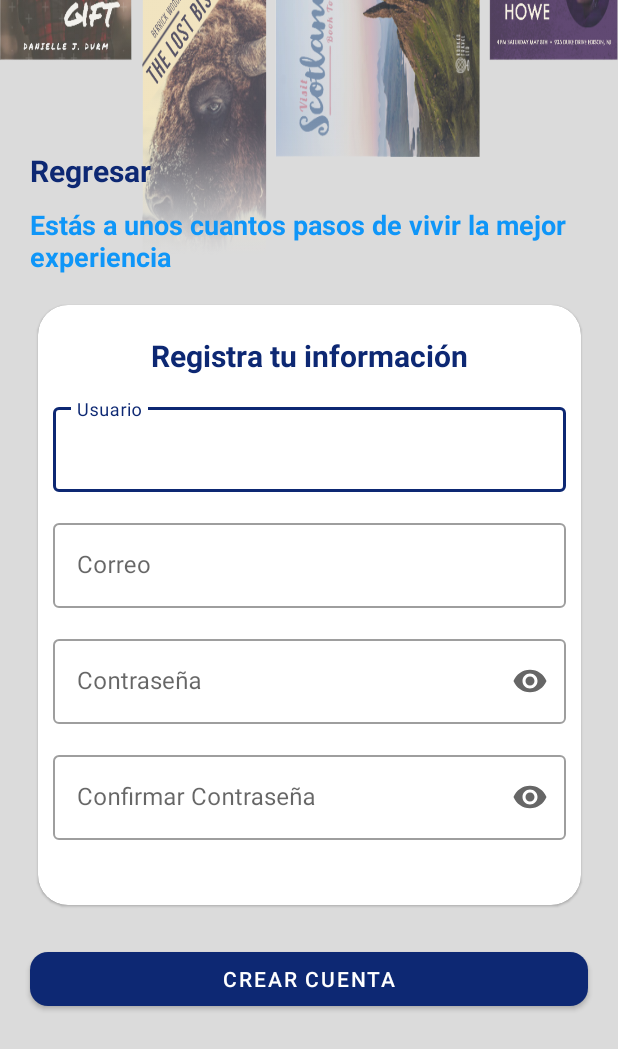
After one commit to OctavioCuevas/Bookodemia, an Android app: the Register screen opened directly, with no data from a screen before it, on a phone screen of 412 x 824 dp. The commit adds this screen. Shown: the top 1049 px of the screen. Run offline under Robolectric (Android 15) with nearby library versions, the phone set to English and light mode, and no system bars.

Commit message:
Se diseño pantalla de registro y se le dió funcionalidad a la misma y al inicio de sesión

```diff
--- a/app/build.gradle
+++ b/app/build.gradle
@@ -38,6 +38,7 @@ dependencies {
     implementation 'androidx.appcompat:appcompat:1.4.0'
     implementation 'com.google.android.material:material:1.6.0-alpha01'
     implementation 'androidx.constraintlayout:constraintlayout:2.1.2'
+    implementation 'androidx.preference:preference-ktx:1.1.1'
     testImplementation 'junit:junit:4.+'
     androidTestImplementation 'androidx.test.ext:junit:1.1.3'
     androidTestImplementation 'androidx.test.espresso:espresso-core:3.4.0'
--- a/app/src/main/AndroidManifest.xml
+++ b/app/src/main/AndroidManifest.xml
@@ -10,6 +10,9 @@
         android:supportsRtl="true"
         android:theme="@style/Theme.Bookodemia">
         <activity
+            android:name=".Register"
+            android:exported="false" />
+        <activity
             android:name=".MainActivity"
             android:exported="true">
             <intent-filter>
--- /dev/null
+++ b/app/src/main/res/layout/activity_register.xml
@@ -0,0 +1,187 @@
+<?xml version="1.0" encoding="utf-8"?>
+<androidx.constraintlayout.widget.ConstraintLayout xmlns:android="http://schemas.android.com/apk/res/android"
+    xmlns:app="http://schemas.android.com/apk/res-auto"
+    xmlns:tools="http://schemas.android.com/tools"
+    android:layout_width="match_parent"
+    android:layout_height="match_parent"
+    android:background="@color/background"
+    tools:context=".Register">
+
+    <ScrollView
+        android:layout_width="match_parent"
+        android:layout_height="match_parent"
+        android:background="@drawable/background_2"
+        tools:layout_editor_absoluteX="-204dp"
+        tools:layout_editor_absoluteY="241dp">
+
+        <androidx.constraintlayout.widget.ConstraintLayout
+            android:layout_width="match_parent"
+            android:layout_height="wrap_content">
+
+            <TextView
+                android:id="@+id/tv_back"
+                android:layout_width="0dp"
+                android:layout_height="wrap_content"
+                android:layout_marginStart="20dp"
+                android:layout_marginTop="100dp"
+                android:layout_marginEnd="20dp"
+                android:text="@string/back"
+                android:textColor="?colorPrimary"
+                android:textSize="20sp"
+                android:textStyle="bold"
+                app:layout_constraintEnd_toEndOf="parent"
+                app:layout_constraintStart_toStartOf="parent"
+                app:layout_constraintTop_toTopOf="parent" />
+
+            <TextView
+                android:id="@+id/tv_reg_message"
+                android:layout_width="0dp"
+                android:layout_height="wrap_content"
+                android:layout_marginStart="20dp"
+                android:layout_marginTop="10dp"
+                android:layout_marginEnd="20dp"
+                android:text="@string/reg_message"
+                android:textColor="?colorPrimaryVariant"
+                android:textSize="18sp"
+                android:textStyle="bold"
+                app:layout_constraintEnd_toEndOf="parent"
+                app:layout_constraintHorizontal_bias="0.0"
+                app:layout_constraintStart_toStartOf="parent"
+                app:layout_constraintTop_toBottomOf="@+id/tv_back" />
+
+            <com.google.android.material.card.MaterialCardView
+                android:id="@+id/mcv_register"
+                android:layout_width="362dp"
+                android:layout_height="400dp"
+                android:layout_margin="20dp"
+                app:cardCornerRadius="20dp"
+                app:layout_constraintEnd_toEndOf="parent"
+                app:layout_constraintStart_toStartOf="parent"
+                app:layout_constraintTop_toBottomOf="@+id/tv_reg_message">
+
+                <androidx.constraintlayout.widget.ConstraintLayout
+                    android:layout_width="match_parent"
+                    android:layout_height="wrap_content">
+
+                    <TextView
+                        android:id="@+id/register"
+                        android:layout_width="match_parent"
+                        android:layout_height="wrap_content"
+                        android:layout_marginTop="20dp"
+                        android:text="@string/reg_title"
+                        android:textAlignment="center"
+                        android:textColor="?colorPrimary"
+                        android:textSize="20sp"
+                        android:textStyle="bold"
+                        app:layout_constraintEnd_toEndOf="parent"
+                        app:layout_constraintStart_toStartOf="parent"
+                        app:layout_constraintTop_toTopOf="parent" />
+
+
+                    <com.google.android.material.textfield.TextInputLayout
+                        android:id="@+id/til_user"
+                        style="@style/Widget.MaterialComponents.TextInputLayout.OutlinedBox"
+                        android:layout_width="match_parent"
+                        android:layout_height="wrap_content"
+                        android:layout_marginLeft="10dp"
+                        android:layout_marginTop="15dp"
+                        android:layout_marginRight="10dp"
+                        android:hint="@string/hint_user"
+                        app:layout_constraintEnd_toEndOf="parent"
+                        app:layout_constraintStart_toStartOf="parent"
+                        app:layout_constraintTop_toBottomOf="@+id/register">
+
+                        <com.google.android.material.textfield.TextInputEditText
+                            android:id="@+id/tiet_user"
+                            android:layout_width="match_parent"
+                            android:layout_height="wrap_content" />
+
+                    </com.google.android.material.textfield.TextInputLayout>
+
+                    <com.google.android.material.textfield.TextInputLayout
+                        android:id="@+id/til_email"
+                        style="@style/Widget.MaterialComponents.TextInputLayout.OutlinedBox"
+                        android:layout_width="match_parent"
+                        android:layout_height="wrap_content"
+                        android:layout_marginLeft="10dp"
+                        android:layout_marginTop="15dp"
+                        android:layout_marginRight="10dp"
+                        android:hint="@string/hint_email"
+                        app:layout_constraintEnd_toEndOf="parent"
+                        app:layout_constraintStart_toStartOf="parent"
+                        app:layout_constraintTop_toBottomOf="@+id/til_user">
+
+                        <com.google.android.material.textfield.TextInputEditText
+                            android:id="@+id/tiet_email"
+                            android:layout_width="match_parent"
+                            android:layout_height="wrap_content"
+                            android:inputType="textEmailAddress"/>
+
+                    </com.google.android.material.textfield.TextInputLayout>
+
+                    <com.google.android.material.textfield.TextInputLayout
+                        android:id="@+id/til_password"
+                        style="@style/Widget.MaterialComponents.TextInputLayout.OutlinedBox"
+                        android:layout_width="match_parent"
+                        android:layout_height="wrap_content"
+                        android:layout_marginLeft="10dp"
+                        android:layout_marginTop="15dp"
+                        android:layout_marginRight="10dp"
+                        android:hint="@string/hint_password"
+                        app:layout_constraintEnd_toEndOf="parent"
+                        app:layout_constraintStart_toStartOf="parent"
+                        app:layout_constraintTop_toBottomOf="@+id/til_email"
+                        app:endIconMode="password_toggle">
+
+                        <com.google.android.material.textfield.TextInputEditText
+                            android:id="@+id/tiet_password"
+                            android:layout_width="match_parent"
+                            android:layout_height="wrap_content"
+                            android:inputType="textPassword" />
+
+                    </com.google.android.material.textfield.TextInputLayout>
+
+                    <com.google.android.material.textfield.TextInputLayout
+                        android:id="@+id/til_password_c"
+                        style="@style/Widget.MaterialComponents.TextInputLayout.OutlinedBox"
+                        android:layout_width="match_parent"
+                        android:layout_height="wrap_content"
+                        android:layout_marginLeft="10dp"
+                        android:layout_marginTop="15dp"
+                        android:layout_marginRight="10dp"
+                        android:hint="@string/hint_password_c"
+                        app:layout_constraintEnd_toEndOf="parent"
+                        app:layout_constraintStart_toStartOf="parent"
+                        app:layout_constraintTop_toBottomOf="@+id/til_password"
+                        app:endIconMode="password_toggle">
+
+                        <com.google.android.material.textfield.TextInputEditText
+                            android:id="@+id/tiet_password_c"
+                            android:layout_width="match_parent"
+                            android:layout_height="wrap_content"
+                            android:inputType="textPassword" />
+
+                    </com.google.android.material.textfield.TextInputLayout>
+
+
+                </androidx.constraintlayout.widget.ConstraintLayout>
+
+            </com.google.android.material.card.MaterialCardView>
+
+            <com.google.android.material.button.MaterialButton
+                android:id="@+id/btn_signin"
+                android:layout_width="0dp"
+                android:layout_height="wrap_content"
+                android:layout_marginTop="25dp"
+                android:layout_marginLeft="20dp"
+                android:layout_marginRight="20dp"
+                android:text="@string/create_account"
+                app:cornerRadius="12dp"
+                app:layout_constraintEnd_toEndOf="parent"
+                app:layout_constraintStart_toStartOf="parent"
+                app:layout_constraintTop_toBottomOf="@+id/mcv_register" />
+        </androidx.constraintlayout.widget.ConstraintLayout>
+    </ScrollView>
+
+
+</androidx.constraintlayout.widget.ConstraintLayout>
--- a/app/src/main/res/values/colors.xml
+++ b/app/src/main/res/values/colors.xml
@@ -7,4 +7,5 @@
     <color name="teal_700">#FF018786</color>
     <color name="black">#FF000000</color>
     <color name="white">#FFFFFFFF</color>
+    <color name="background">#dbdbdb</color>
 </resources>
--- a/app/src/main/res/values/strings.xml
+++ b/app/src/main/res/values/strings.xml
@@ -7,6 +7,15 @@
     <string name="login">Iniciar sesión</string>
     <string name="hint_email">Correo</string>
     <string name="hint_password">Contraseña</string>
+    <string name="hint_password_c">Confirmar Contraseña</string>
+    <string name="hint_user">Usuario</string>
     <string name="require_field">Campo requerido</string>
     <string name="icon">Icono</string>
+    <string name="back">Regresar</string>
+    <string name="reg_message">Estás a unos cuantos pasos de vivir la mejor experiencia</string>
+    <string name="reg_title">Registra tu información</string>
+    <string name="create_account">Crear cuenta</string>
+    <string name="dif_password">Deben coincidir las contraseñas</string>
+    <string name="wrong_email">Correo incorrecto</string>
+    <string name="wrong_user_data">Usuario/Contraseña incorrectos</string>
 </resources>
```
Also changed, not shown: app/src/main/java/com/mx/crystalcloud/bookodemia/MainActivity.kt (+39 -1 lines), app/src/main/java/com/mx/crystalcloud/bookodemia/Register.kt (added, +139 -0 lines), app/src/main/java/com/mx/crystalcloud/bookodemia/User.kt (added, +13 -0 lines), app/src/main/res/layout/activity_main.xml (+6 -5 lines), app/src/main/res/drawable/background_2.png (added).
